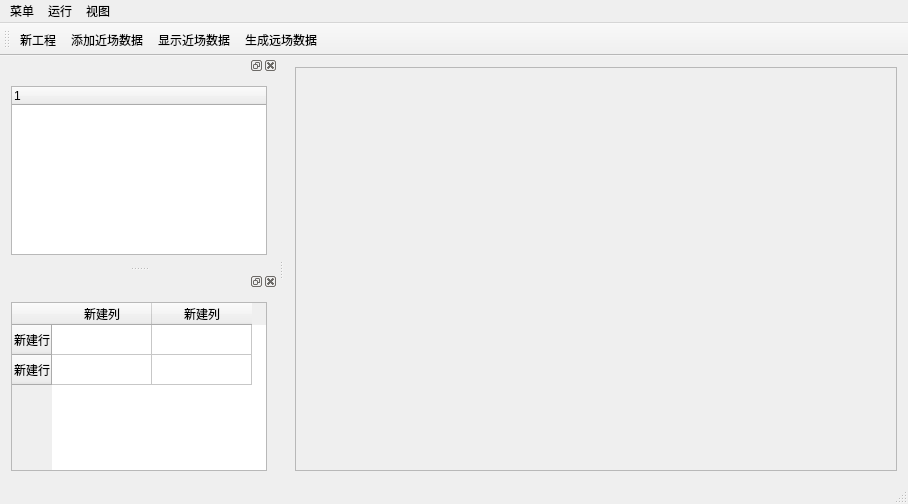
THYLOVEZQ/NearFieldVisualization, file qtapp6/mainwindow.ui: the form before one commit.
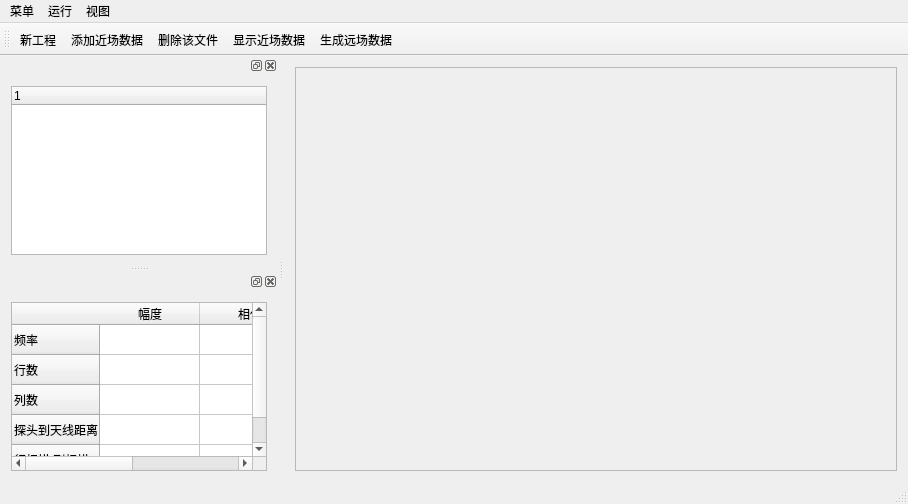
The form after the commit.

The edit to the form file:
```diff
--- a/qtapp6/mainwindow.ui
+++ b/qtapp6/mainwindow.ui
@@ -76,6 +76,7 @@
    </attribute>
    <addaction name="action"/>
    <addaction name="action_2"/>
+   <addaction name="action_3"/>
    <addaction name="action_1"/>
    <addaction name="action_5"/>
   </widget>
@@ -120,22 +121,37 @@
        </property>
        <row>
         <property name="text">
-         <string>新建行</string>
+         <string>频率</string>
         </property>
        </row>
        <row>
         <property name="text">
-         <string>新建行</string>
+         <string>行数</string>
+        </property>
+       </row>
+       <row>
+        <property name="text">
+         <string>列数</string>
+        </property>
+       </row>
+       <row>
+        <property name="text">
+         <string>探头到天线距离</string>
+        </property>
+       </row>
+       <row>
+        <property name="text">
+         <string>行扫描/列扫描</string>
         </property>
        </row>
        <column>
         <property name="text">
-         <string>新建列</string>
+         <string>幅度</string>
         </property>
        </column>
        <column>
         <property name="text">
-         <string>新建列</string>
+         <string>相位</string>
         </property>
        </column>
       </widget>
@@ -168,6 +184,11 @@
     <string>添加近场数据</string>
    </property>
   </action>
+  <action name="action_3">
+   <property name="text">
+    <string>删除该文件</string>
+   </property>
+  </action>
  </widget>
  <layoutdefault spacing="6" margin="11"/>
  <resources/>
```
Left out of the diff: 9 changed lines with no effect on the pictures.
